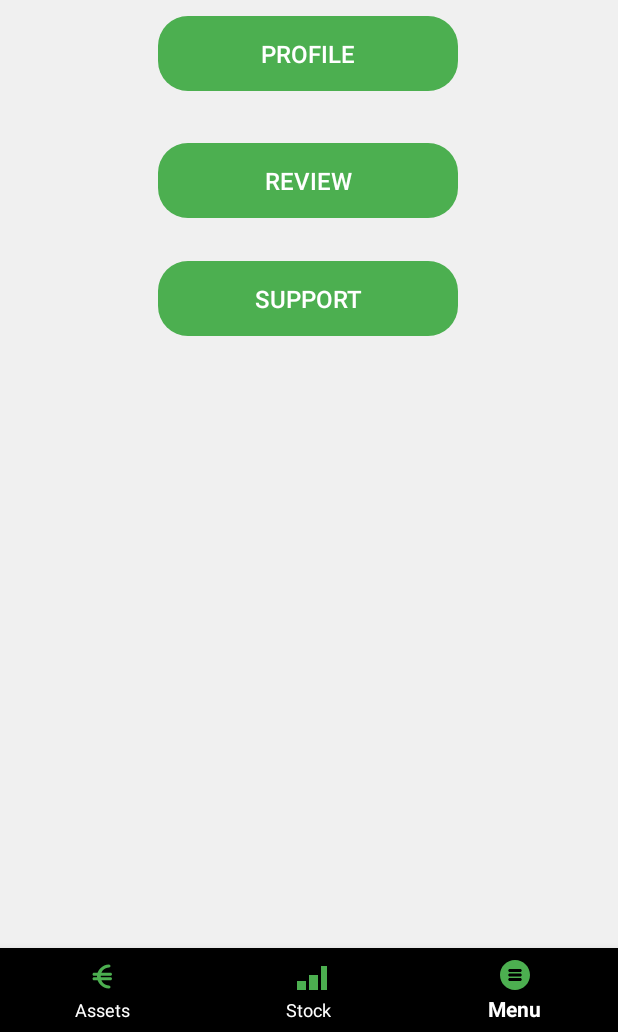
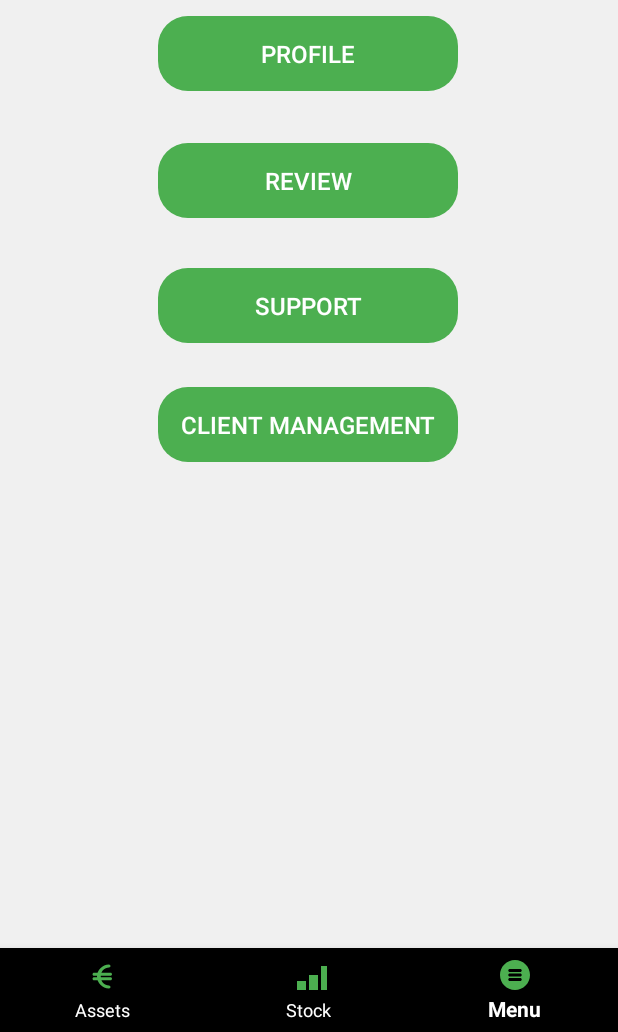
Before and after one commit to Barnabas35/AgenticCorporateTrader, an Android app: the MenuActivity screen opened directly, with no data from a screen before it, on a phone screen of 412 x 824 dp, the part 204-1236 px from its top. Run offline under Robolectric (Android 15) with nearby library versions, the phone set to English and light mode, and no system bars.

Commit message:
Update - Client Management
Client management page up - not working yet

```diff
--- a/frontend/android-studio-app/app/src/main/java/com/example/act_app/MenuActivity.kt
+++ b/frontend/android-studio-app/app/src/main/java/com/example/act_app/MenuActivity.kt
@@ -40,5 +40,14 @@
             startActivity(intent)
             overridePendingTransition(0, 0)  // Disable the transition animation
         }
+
+        // Find the client management button and set its click listener
+        val clientManagementButton = findViewById<Button>(R.id.clientManagementButton)
+        clientManagementButton.setOnClickListener {
+            // Start ClientManagementActivity without animation
+            val intent = Intent(this, ClientManagementActivity::class.java)
+            startActivity(intent)
+            overridePendingTransition(0, 0)  // Disable the transition animation
+        }
     }
 }
--- a/frontend/android-studio-app/app/src/main/res/layout/activity_menu.xml
+++ b/frontend/android-studio-app/app/src/main/res/layout/activity_menu.xml
@@ -81,6 +81,11 @@
         app:layout_constraintVertical_bias="0.066" />
 
     <!-- Button to access SupportPageActivity -->
+
+    <!-- Button to access SupportPageActivity -->
+
+    <!-- Bottom Navigation View -->
+
     <Button
         android:id="@+id/supportButton"
         android:layout_width="200dp"
@@ -97,9 +102,26 @@
         app:layout_constraintHorizontal_bias="0.497"
         app:layout_constraintStart_toStartOf="parent"
         app:layout_constraintTop_toBottomOf="@+id/reviewpageButton"
-        app:layout_constraintVertical_bias="0.066" />
+        app:layout_constraintVertical_bias="0.076" />
 
-    <!-- Bottom Navigation View -->
+    <Button
+        android:id="@+id/clientManagementButton"
+        android:layout_width="200dp"
+        android:layout_height="50dp"
+        android:background="@drawable/btn_bg"
+        android:backgroundTint="@color/primary"
+        android:elevation="4dp"
+        android:padding="12dp"
+        android:text="CLIENT MANAGEMENT"
+        android:textColor="@color/white"
+        android:textSize="16sp"
+        app:layout_constraintBottom_toTopOf="@id/bottom_navigation"
+        app:layout_constraintEnd_toEndOf="parent"
+        app:layout_constraintHorizontal_bias="0.497"
+        app:layout_constraintStart_toStartOf="parent"
+        app:layout_constraintTop_toBottomOf="@+id/supportButton"
+        app:layout_constraintVertical_bias="0.083" />
+
     <com.google.android.material.bottomnavigation.BottomNavigationView
         android:id="@+id/bottom_navigation"
         android:layout_width="match_parent"
```
Also changed, not shown: frontend/android-studio-app/app/src/main/AndroidManifest.xml (+6 -1 lines), frontend/android-studio-app/app/src/main/java/com/example/act_app/ClientManagementActivity.kt (added, +17 -0 lines), frontend/android-studio-app/app/src/main/res/layout/activity_client_management.xml (added, +41 -0 lines).
